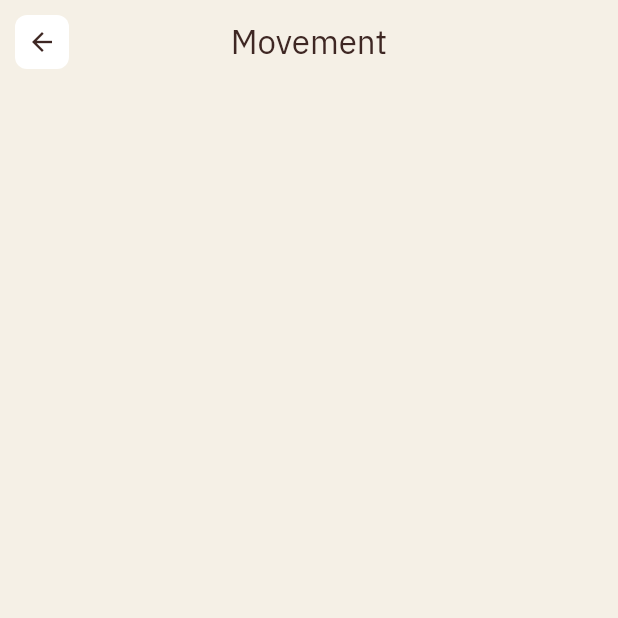
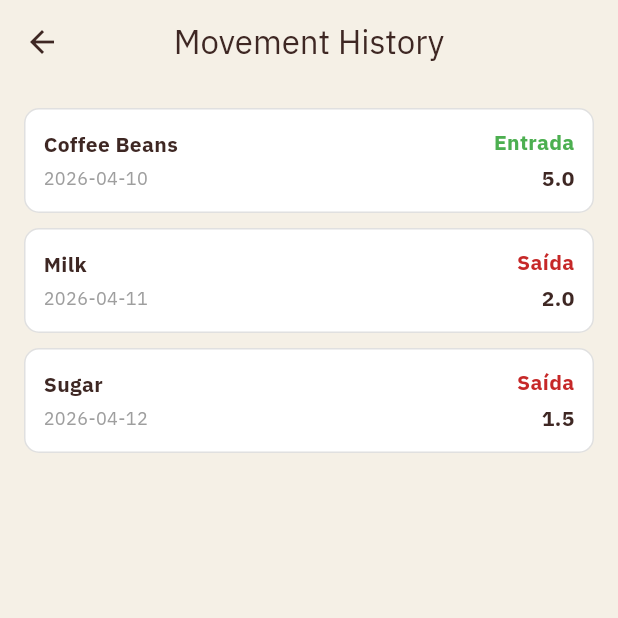
Before and after one commit to anabeatm/sistema-de-gestao-para-cafeteria, a Flutter app: the InventoryMovementPage screen opened directly, on a phone screen of 412 x 824 dp, the top half of it. Run offline on Flutter 3.47's test engine with Material 3 defaults, Android fonts, the phone set to English and light mode, and no system bars; our stand-ins replace go_router.

Commit message:
feat: add inventory report pages and navigation

```diff
--- a/projeto_cafeteria/lib/config/routes.dart
+++ b/projeto_cafeteria/lib/config/routes.dart
@@ -6,12 +6,8 @@ class Routes {
   static String lowStock = '/inventory/low-stock-list';
   static String inventoryAdd = '/inventory/add';
   static String inventoryEdit = '/inventory/edit';
-  static const filteredList = '/inventory/filtered';
-
-  static String inventoryMovement = '/inventory/movement';
-  static const inventoryStock = '/inventory/stock';
-  static const inventoryHistory = '/inventory/history';
-  static const consumptionReport = '/inventory/report';
+  static const inventoryFilteredList = '/inventory/filtered';
+  static const inventoryReport = '/inventory/self-report';
 
   static String orders = '/orders';
   static String newOrder = '/orders/new';
--- a/projeto_cafeteria/lib/screens/inventory/inventory_movement.dart
+++ /dev/null
@@ -1,31 +0,0 @@
-import 'package:flutter/material.dart';
-import 'package:projeto_cafeteria/theme.dart';
-
-class InventoryMovementPage extends StatelessWidget {
-  const InventoryMovementPage({super.key});
-
-  @override
-  Widget build(BuildContext context) {
-    return Scaffold(
-      backgroundColor: CoffeeColors.cream,
-      appBar: AppBar(
-        backgroundColor: CoffeeColors.cream,
-        foregroundColor: CoffeeColors.coffeeBrown,
-        elevation: 0,
-        leading: IconButton(
-          icon: Container(
-            padding: const EdgeInsets.all(8),
-            decoration: BoxDecoration(
-              color: Colors.white,
-              borderRadius: BorderRadius.circular(8),
-            ),
-            child: const Icon(Icons.arrow_back, size: 20),
-          ),
-          onPressed: () => Navigator.pop(context),
-        ),
-        title: const Text("Movement"),
-        centerTitle: true,
-      ),
-    );
-  }
-}
--- /dev/null
+++ b/projeto_cafeteria/lib/screens/inventory/inventory_report_movement.dart
@@ -0,0 +1,109 @@
+import 'package:flutter/material.dart';
+import 'package:projeto_cafeteria/theme.dart';
+
+class InventoryMovementPage extends StatelessWidget {
+  const InventoryMovementPage({super.key});
+
+  @override
+  Widget build(BuildContext context) {
+    final movements = [
+      {
+        'name': 'Coffee Beans',
+        'type': 'IN',
+        'quantity': 5.0,
+        'date': '2026-04-10',
+      },
+      {
+        'name': 'Milk',
+        'type': 'OUT',
+        'quantity': 2.0,
+        'date': '2026-04-11',
+      },
+      {
+        'name': 'Sugar',
+        'type': 'OUT',
+        'quantity': 1.5,
+        'date': '2026-04-12',
+      },
+    ];
+
+    return Scaffold(
+      backgroundColor: CoffeeColors.cream,
+      appBar: AppBar(
+        backgroundColor: CoffeeColors.cream,
+        foregroundColor: CoffeeColors.coffeeBrown,
+        title: const Text("Movement History"),
+        centerTitle: true,
+      ),
+
+      body: Padding(
+        padding: const EdgeInsets.all(16),
+        child: ListView.separated(
+          itemCount: movements.length,
+          separatorBuilder: (_, __) => const SizedBox(height: 10),
+          itemBuilder: (context, index) {
+            final item = movements[index];
+            final isEntry = item['type'] == 'IN';
+
+            return Container(
+              padding: const EdgeInsets.all(12),
+              decoration: BoxDecoration(
+                color: Colors.white,
+                borderRadius: BorderRadius.circular(10),
+                border: Border.all(color: Colors.black12),
+              ),
+              child: Row(
+                mainAxisAlignment: MainAxisAlignment.spaceBetween,
+                children: [
+                  Column(
+                    crossAxisAlignment: CrossAxisAlignment.start,
+                    children: [
+                      Text(
+                        item['name'] as String,
+                        style: const TextStyle(
+                          fontWeight: FontWeight.bold,
+                          color: CoffeeColors.coffeeBrown,
+                        ),
+                      ),
+                      const SizedBox(height: 4),
+                      Text(
+                        item['date'] as String,
+                        style: const TextStyle(
+                          fontSize: 12,
+                          color: Colors.grey,
+                        ),
+                      ),
+                    ],
+                  ),
+
+                  Column(
+                    crossAxisAlignment: CrossAxisAlignment.end,
+                    children: [
+                      Text(
+                        isEntry ? 'Entrada' : 'Saída',
+                        style: TextStyle(
+                          fontWeight: FontWeight.bold,
+                          color: isEntry
+                              ? Colors.green
+                              : CoffeeColors.error,
+                        ),
+                      ),
+                      const SizedBox(height: 4),
+                      Text(
+                        '${item['quantity']}',
+                        style: const TextStyle(
+                          fontWeight: FontWeight.bold,
+                          color: CoffeeColors.coffeeBrown,
+                        ),
+                      ),
+                    ],
+                  ),
+                ],
+              ),
+            );
+          },
+        ),
+      ),
+    );
+  }
+}
```
Also changed, not shown: projeto_cafeteria/lib/main.dart (+5 -7 lines), projeto_cafeteria/lib/screens/inventory/inventory_page.dart (+2 -10 lines), projeto_cafeteria/lib/screens/inventory/inventory_report.dart (added, +135 -0 lines), projeto_cafeteria/lib/screens/inventory/inventory_report_category.dart (added, +86 -0 lines).
